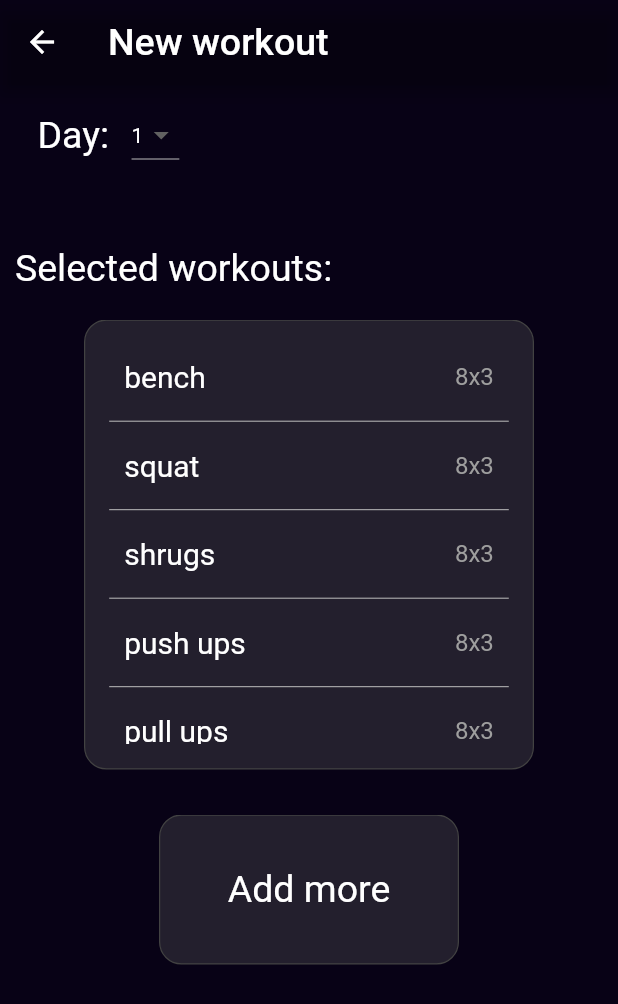
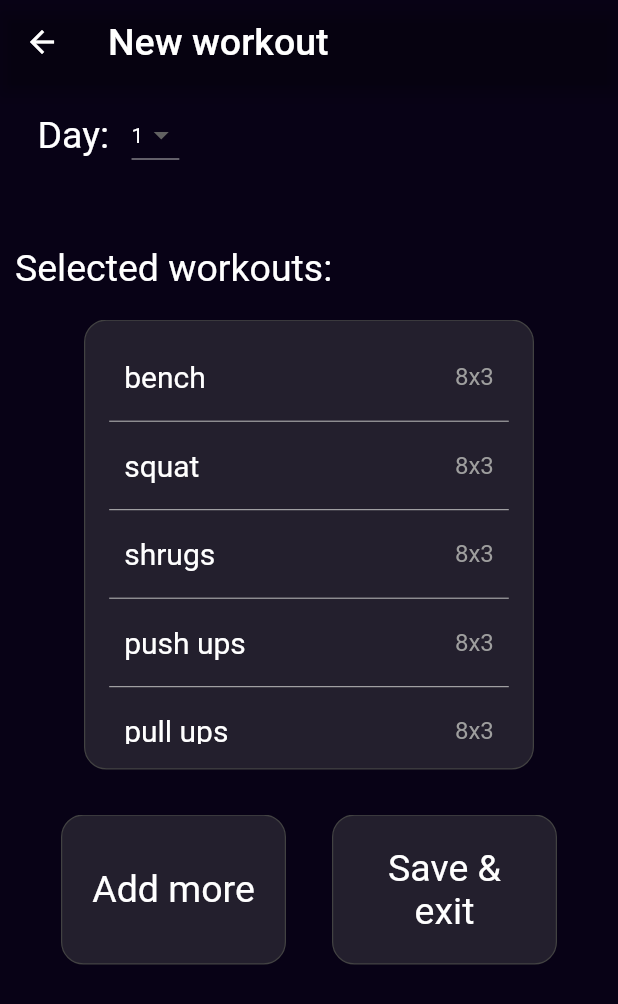
Before and after one commit to aevinj/Overload, a Flutter app: the BuildWorkout screen opened directly with empty values, on a phone screen of 412 x 824 dp. Shown: the top 1004 px of the screen. Run offline on Flutter 3.47's test engine with Material 2 defaults, Android fonts, the phone set to English and light mode, and no system bars.

Commit message:
add new save button on build workout

```diff
--- a/lib/pages/build_workout.dart
+++ b/lib/pages/build_workout.dart
@@ -105,14 +105,35 @@ class _BuildWorkoutState extends State<BuildWorkout> {
             const SizedBox(
               height: 30,
             ),
+            Row(
+              mainAxisAlignment: MainAxisAlignment.spaceEvenly,
+              children: [
                     BlurryButton(
-                width: 200,
+                    width: 150,
                     height: 100,
                     onPressed: () {},
+                    child: Flexible(
                       child: Text(
                         "Add more",
                         style: Font(),
-                ))
+                        overflow: TextOverflow.fade,
+                        textAlign: TextAlign.center,
+                      ),
+                    )),
+                    BlurryButton(
+                    width: 150,
+                    height: 100,
+                    onPressed: () {},
+                    child: Flexible(
+                      child: Text(
+                        "Save & exit",
+                        style: Font(),
+                        overflow: TextOverflow.fade,
+                        textAlign: TextAlign.center,
+                      ),
+                    )),
+                  ],
+            )
           ]),
         ));
   }
```
Lines whose indentation alone changed are shown as unchanged.
